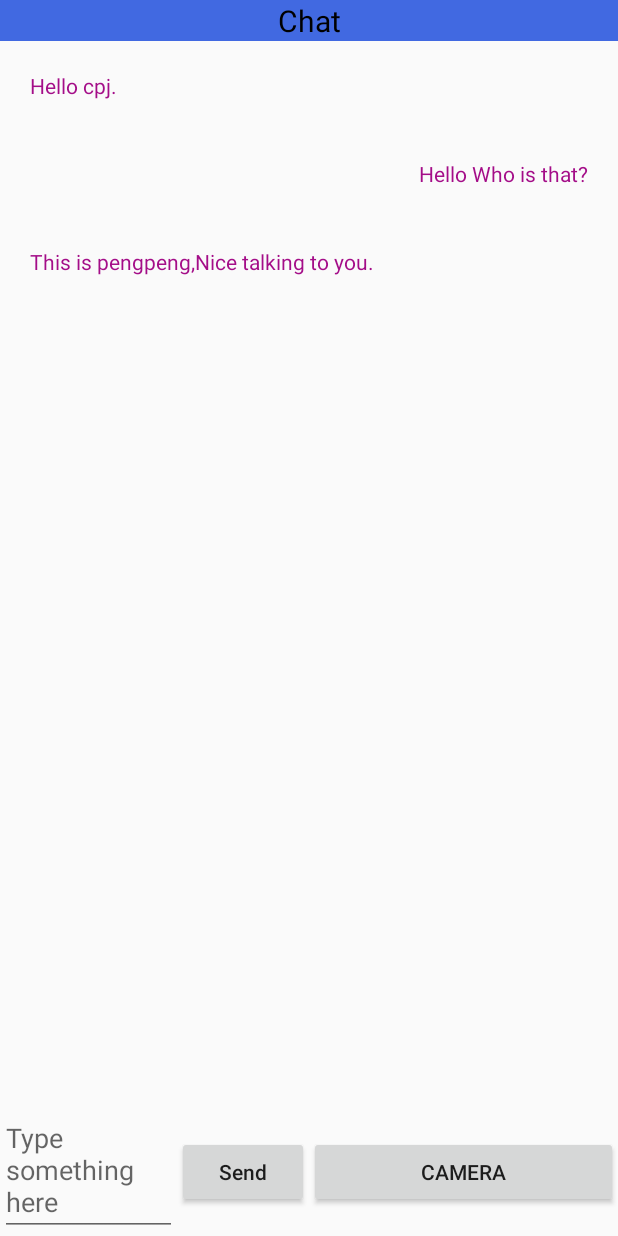
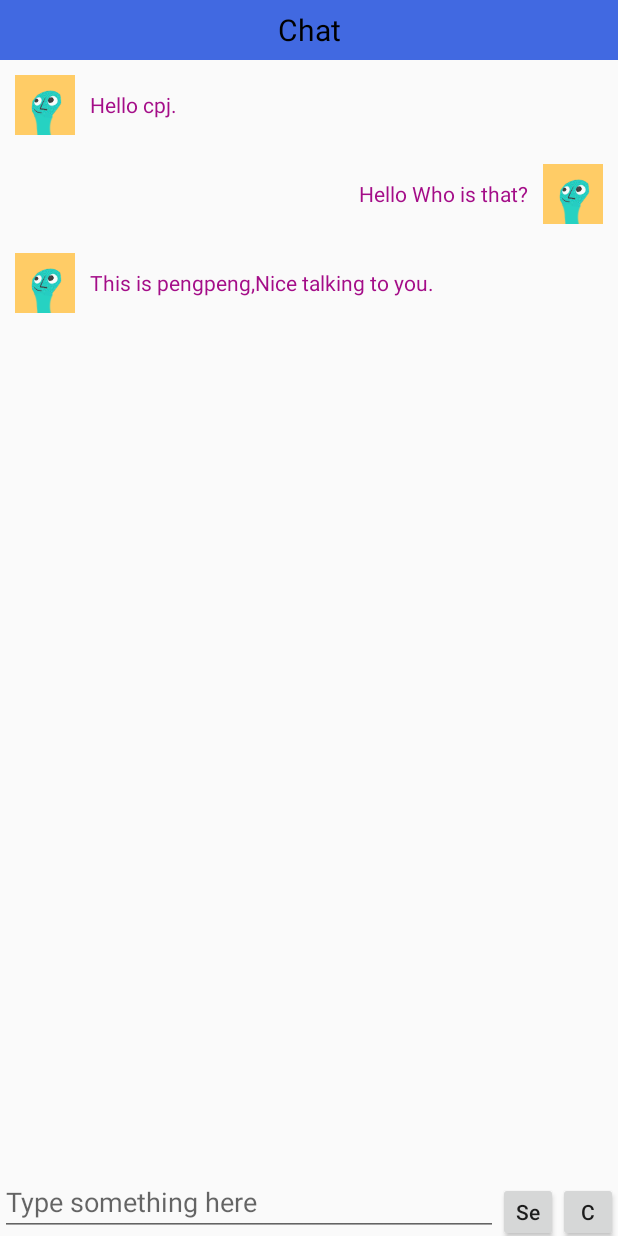
Before and after one commit to sustech-se2019/group-c-sustech-chatroom, an Android app: the ChatActivity screen opened directly, with no data from a screen before it, on a phone screen of 412 x 824 dp. Run offline under Robolectric (Android 15) with nearby library versions, the phone set to English and light mode, and no system bars; libraries missing offline, so code that uses them is left out: com.alibaba.fastjson.

Commit message:
Modify the layout of Chat, add the chatHead.

```diff
--- a/SE_Project/app/src/main/res/layout/chat_activity.xml
+++ b/SE_Project/app/src/main/res/layout/chat_activity.xml
@@ -17,7 +17,7 @@
             android:background="#4169E1">
             <TextView
                 android:layout_width="match_parent"
-                android:layout_height="wrap_content"
+                android:layout_height="40dp"
                 android:gravity="center"
                 android:textSize="20dp"
                 android:textColor="#000"
@@ -42,7 +42,7 @@
             <EditText
                 android:id="@+id/input_msg"
                 android:layout_width="0dp"
-                android:layout_height="wrap_content"
+                android:layout_height="40dp"
                 android:layout_weight="1"
                 android:hint="Type something here"
                 android:maxLines="2"/>
@@ -50,14 +50,19 @@
             <!--发送按钮-->
             <Button
                 android:id="@+id/send_msg"
-                android:layout_width="wrap_content"
-                android:layout_height="wrap_content"
+                android:layout_width="40dp"
+                android:layout_height="40dp"
                 android:textAllCaps="false"
                 android:text="Send"/>
+
             <Button
                 android:text="@string/entry_button_name"
-                android:layout_width="wrap_content"
-                android:layout_height="wrap_content" android:id="@+id/camera" android:layout_weight="1"/>
+                android:layout_width="40dp"
+                android:layout_height="40dp"
+                android:id="@+id/camera"
+                android:textAllCaps="false"
+
+/>
 
         </LinearLayout>
     </LinearLayout>
--- a/SE_Project/app/src/main/res/layout/msg_layout.xml
+++ b/SE_Project/app/src/main/res/layout/msg_layout.xml
@@ -11,6 +11,11 @@
         android:layout_width="wrap_content"
         android:layout_height="wrap_content"
         android:layout_gravity="left">
+        <ImageView
+            android:id="@+id/yourImage"
+            android:layout_width="40dp"
+            android:layout_height="40dp"
+            android:src="@drawable/gpa0"/>
         <TextView
             android:id="@+id/left_msg"
             android:layout_width="wrap_content"
@@ -26,6 +31,7 @@
         android:layout_width="wrap_content"
         android:layout_height="wrap_content"
         android:layout_gravity="right">
+
         <TextView
             android:id="@+id/right_msg"
             android:layout_width="wrap_content"
@@ -33,5 +39,10 @@
             android:layout_gravity="center"
             android:layout_margin="10dp"
             android:textColor="#a40d88"/>
+        <ImageView
+            android:id="@+id/myImage"
+            android:layout_width="40dp"
+            android:layout_height="40dp"
+            android:src="@drawable/gpa0"/>
     </LinearLayout>
 </LinearLayout>
```
Also changed, not shown: SE_Project/app/src/main/res/drawable/gpa0.png (added), SE_Project/app/src/main/res/drawable/gpa1.png (added), SE_Project/app/src/main/res/drawable/gpa2.png (added), SE_Project/app/src/main/res/drawable/gpa3.png (added).
